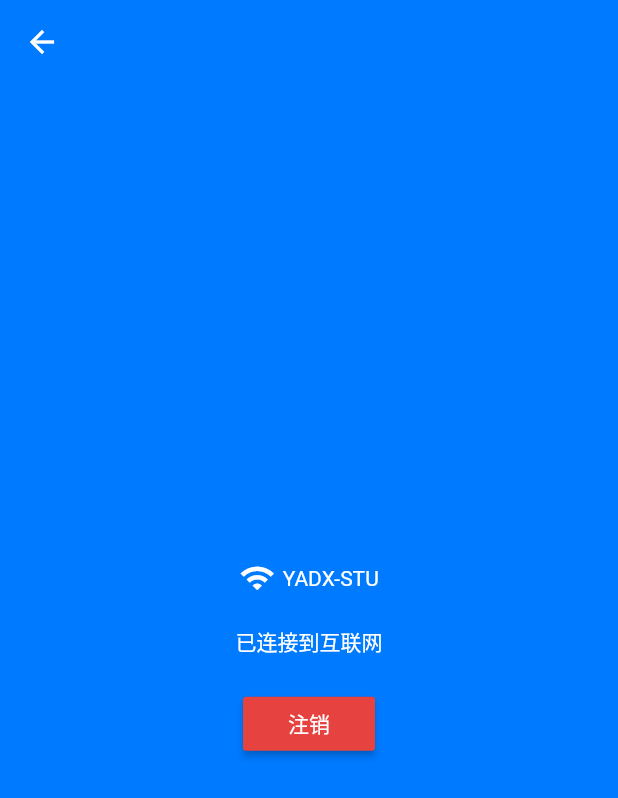
After one commit to JmyChen/xyw.link, a Flutter app: the screen it shows after launch, after a tap on the "navigate next" icon, on a phone screen of 412 x 824 dp. The commit adds this screen. Shown: the top 798 px of the screen. Run offline on Flutter 3.47's test engine with Material 2 defaults, Android fonts, the phone set to English and light mode, and no system bars; Roboto replaces fonts that are missing (iconfont).

Commit message:
Add Page Wifi

```diff
--- a/project/lib/page/app/home/view.dart
+++ b/project/lib/page/app/home/view.dart
@@ -22,6 +22,12 @@ class _PageHomeState extends State<PageHome> {
             ),
           ),
         ),
+        floatingActionButton: FloatingActionButton(
+          child: Icon(Icons.navigate_next),
+          onPressed: (){
+            app.router.go(context, app.page.wifi);
+          },
+        ),
       )
     );
   }
--- /dev/null
+++ b/project/lib/page/app/wifi/view.dart
@@ -0,0 +1,58 @@
+import 'package:flutter/material.dart';
+import 'package:project/common/app.dart';
+
+class PageWifi extends StatefulWidget {
+  @override
+  _PageWifiState createState() => _PageWifiState();
+}
+
+class _PageWifiState extends State<PageWifi> {
+  @override
+  Widget build(BuildContext context) {
+    return(
+      Scaffold(
+        backgroundColor: Color.fromARGB(255, 0, 122, 255),
+        appBar: app.componet.appBar.getNew("",backgroundColor: Color.fromARGB(0, 0, 0, 0)),
+        body: Center(
+          child: Flex(
+            direction: Axis.vertical,
+            mainAxisAlignment: MainAxisAlignment.center,
+            crossAxisAlignment: CrossAxisAlignment.center,
+            children: <Widget>[
+              Column(
+                children: <Widget>[
+                  Container(
+                    padding: EdgeInsets.all(10),
+                      child: Flex(
+                      direction: Axis.horizontal,
+                      mainAxisAlignment: MainAxisAlignment.center,
+                      children: <Widget>[
+                        Container(
+                          padding: EdgeInsets.only(right: 5),
+                          child: Icon(Icons.wifi,color: Colors.white),
+                        ),
+                        Text("YADX-STU",style: TextStyle(color: Colors.white)),
+                      ],
+                    ),
+                  ),
+                  Container(
+                    padding: EdgeInsets.all(10),
+                    child: Text("已连接到互联网",style: TextStyle(color: Colors.white)),
+                  ),
+                  Container(
+                    padding: EdgeInsets.all(10),
+                    child: RaisedButton(
+                      color: Color.fromARGB(255, 230, 67, 64),
+                      child: Text("注销",style: TextStyle(color: Colors.white)),
+                      onPressed: () {},
+                    ),
+                  ),
+                ],
+              )
+            ],
+          ),
+        ),
+      )
+    );
+  }
+}
--- a/project/lib/page/index.dart
+++ b/project/lib/page/index.dart
@@ -2,16 +2,19 @@ import 'package:flutter/material.dart';
 
 import 'package:project/page/app/view.dart';
 import 'package:project/page/app/home/view.dart';
+import 'package:project/page/app/wifi/view.dart';
 
 
 class AppPageList {
 
   Widget main;
   Widget home;
+  Widget wifi;
 
   AppPageList(){
     home = newPageHome();
     main = PageMain();
+    wifi = PageWifi();
   }
 
   Widget newPageHome(){
--- a/project/lib/router/index.dart
+++ b/project/lib/router/index.dart
@@ -12,7 +12,7 @@ class Router {
           return FadeTransition(
             opacity: animation,
             child: FadeTransition(
-                opacity:Tween(begin: 0.0, end: 1.0).animate(animation),
+                opacity: Tween(begin: 0.0, end: 1.0).animate(animation),
                 child: child,
               ),
             );
```
